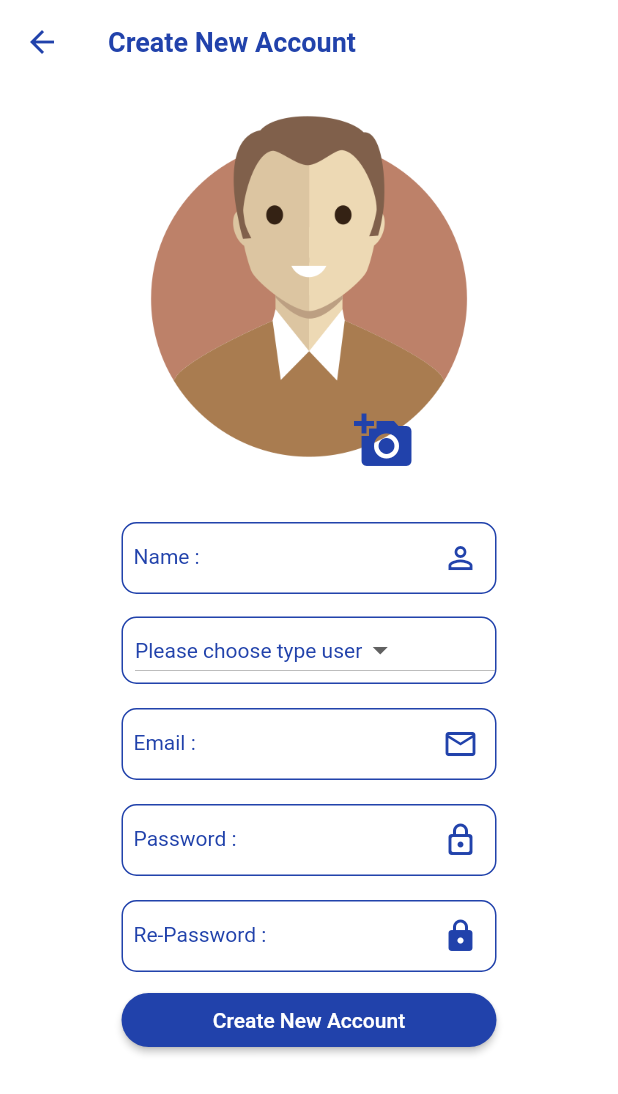
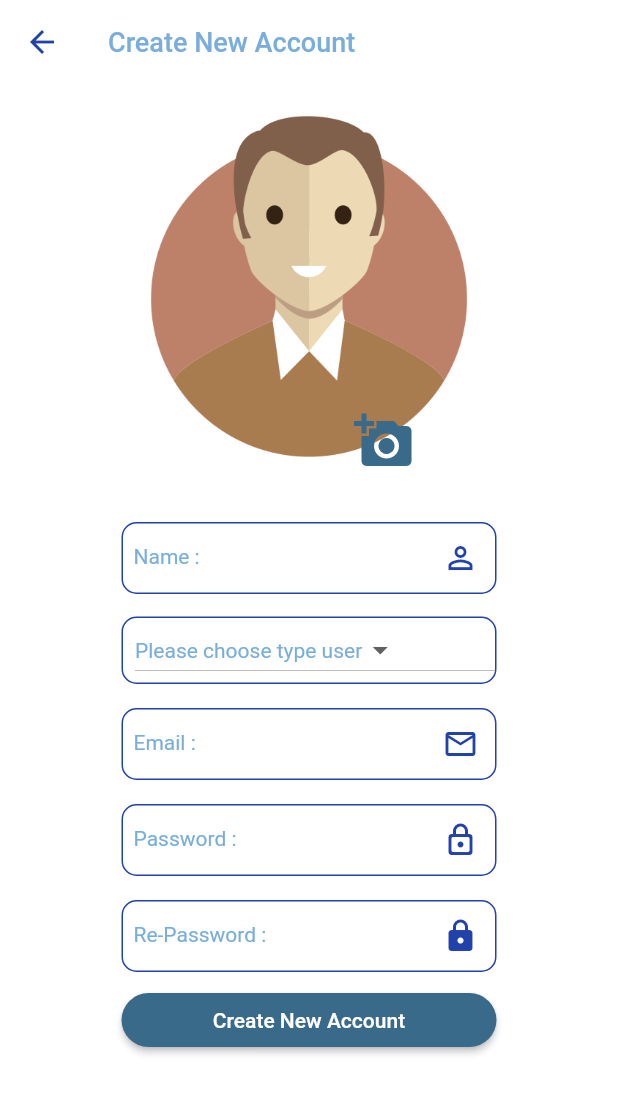
Before and after one commit to narong1081/NarongTransport, a Flutter app: the screen it shows after launch, after a tap on "Create Account", on a phone screen of 412 x 824 dp. Shown: the top 1094 px of the screen. Run offline on Flutter 3.47's test engine with Material 2 defaults, Android fonts, the phone set to English and light mode, and no system bars; our stand-ins replace image_picker.

Commit message:
chang color

```diff
--- a/lib/utilities/my_constant.dart
+++ b/lib/utilities/my_constant.dart
@@ -5,6 +5,10 @@ class MyConstant {
   static Color primary = Color.fromARGB(255, 243, 98, 98);
   static Color dark = Color.fromARGB(255, 33, 66, 171);
   static Color light = Color.fromARGB(255, 214, 243, 206);
+  static Color myDarkNavyBlue = Color.fromARGB(255, 58, 106, 138);
+  static Color myNavyBlue = Color.fromARGB(255, 121, 174, 220);
+  static Color myGreen = Color.fromARGB(255, 188, 230, 222);
+  static Color myPink = Color.fromARGB(255, 252, 131, 131);
 
   static List<String> typeUsers = [
     'Owner',
@@ -29,7 +33,7 @@ class MyConstant {
 
   TextStyle h1Style() {
     return TextStyle(
-      color: dark,
+      color: myDarkNavyBlue,
       fontSize: 36,
       fontWeight: FontWeight.bold,
     );
@@ -37,23 +41,23 @@ class MyConstant {
 
   TextStyle h2Style() {
     return TextStyle(
-      color: dark,
+      color: myNavyBlue,
       fontSize: 18,
-      fontWeight: FontWeight.w700,
+      fontWeight: FontWeight.w500,
     );
   }
 
   TextStyle h3Style() {
     return TextStyle(
-      color: dark,
+      color: myNavyBlue,
       fontSize: 14,
       fontWeight: FontWeight.normal,
     );
   }
 
   TextStyle h3Active() {
-    return const TextStyle(
-      color: Colors.pink,
+    return  TextStyle(
+      color: myPink,
       fontSize: 14,
       fontWeight: FontWeight.bold,
     );
--- a/lib/utilities/my_dialog.dart
+++ b/lib/utilities/my_dialog.dart
@@ -23,7 +23,7 @@ class MyDialog {
     showDialog(
       context: context,
       builder: (BuildContext context) => AlertDialog(
-        backgroundColor: MyConstant.light.withOpacity(1),
+        backgroundColor: MyConstant.myGreen,
         title: ShowListTile(
           title: title,
           subTitle: subTitle,
@@ -56,7 +56,7 @@ class MyDialog {
     showDialog(
       context: context,
       builder: (BuildContext context) => AlertDialog(
-        backgroundColor: MyConstant.light.withOpacity(1),
+        backgroundColor: MyConstant.myGreen,
         title: ShowListTile(
           title: title,
           subTitle: subTitle,
--- a/lib/widgets/showbutton.dart
+++ b/lib/widgets/showbutton.dart
@@ -18,7 +18,7 @@ class ShowButton extends StatelessWidget {
       width: 250,
       child: ElevatedButton(
         style: ElevatedButton.styleFrom(
-          primary: MyConstant.dark,
+          primary: MyConstant.myDarkNavyBlue,
           shape: RoundedRectangleBorder(borderRadius: BorderRadius.circular(20)),
         ),
         onPressed: pressFunc,
--- a/lib/widgets/showform.dart
+++ b/lib/widgets/showform.dart
@@ -42,7 +42,7 @@ class ShowForm extends StatelessWidget {
             borderRadius: BorderRadius.circular(10),
           ),
           focusedBorder: OutlineInputBorder(
-            borderSide: BorderSide(color: MyConstant.primary),
+            borderSide: BorderSide(color: MyConstant.myPink),
             borderRadius: BorderRadius.circular(10),
           ),
         ),
--- a/lib/widgets/showiconbutton.dart
+++ b/lib/widgets/showiconbutton.dart
@@ -20,7 +20,7 @@ class ShowIconButton extends StatelessWidget {
       onPressed: pressFunc,
       icon: Icon(
         iconData,
-        color: MyConstant.dark,
+        color: MyConstant.myDarkNavyBlue,
         size: size ?? 24,
       ),
     );
```
